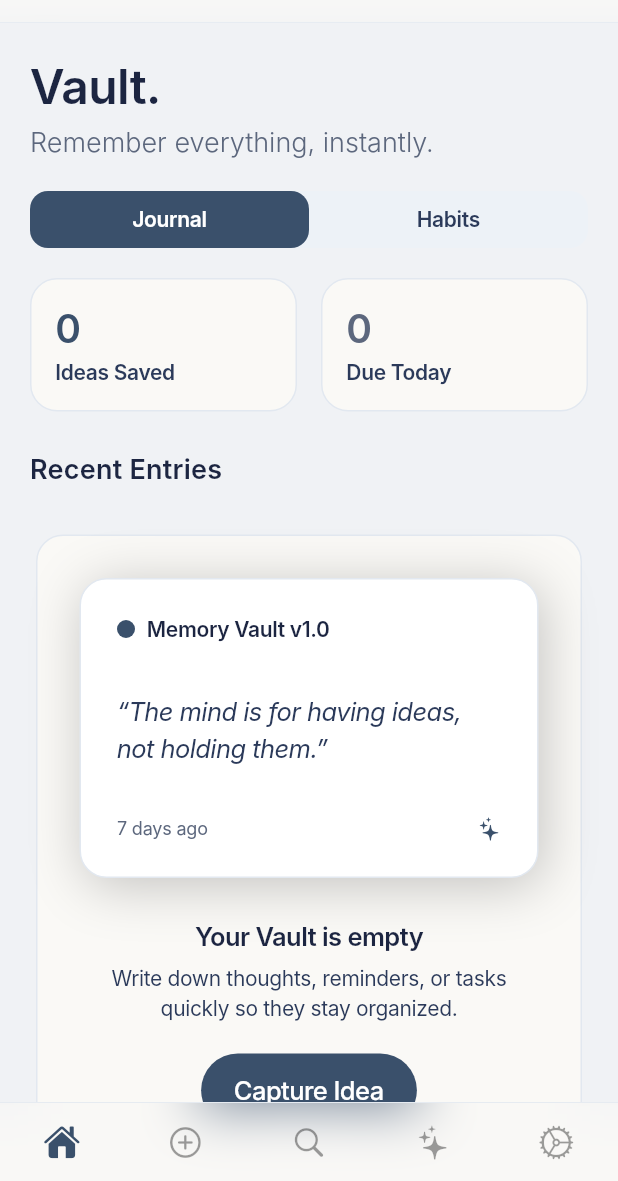
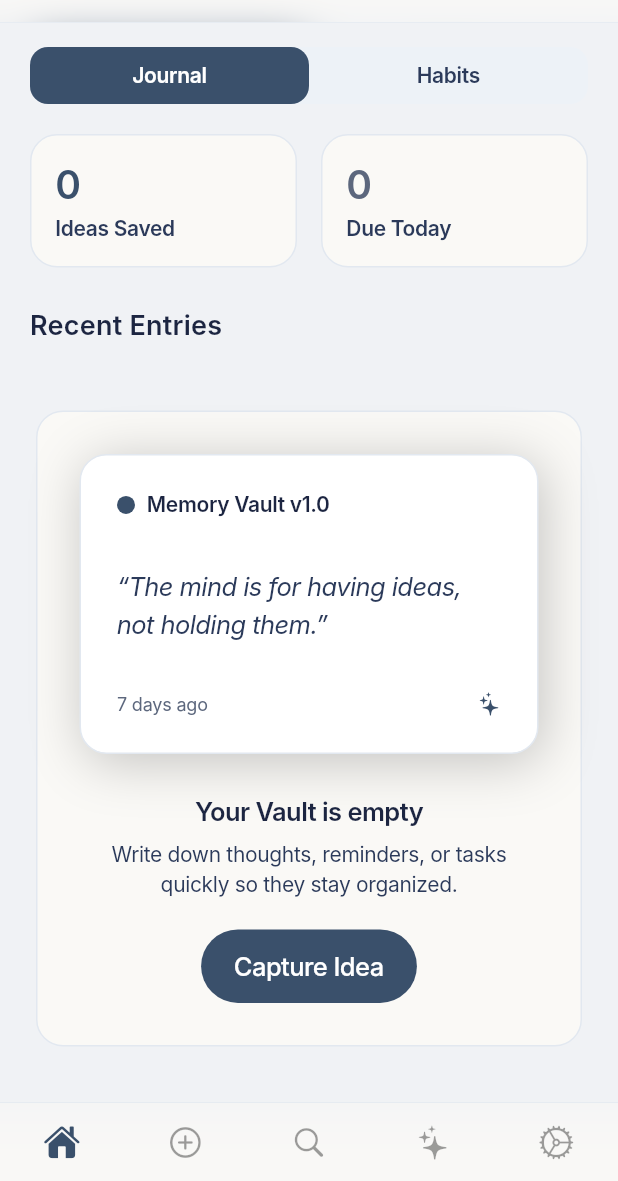
Before and after one commit to Velubby/oiya, a Flutter app: the screen it shows after launch, after a tap on "Journal", on a phone screen of 412 x 824 dp, the part 55-1236 px from its top. Run offline on Flutter 3.47's test engine with Material 3 defaults, Android fonts, the phone set to English and light mode, and no system bars; our stand-ins replace flutter_riverpod, hive, hive_flutter; accounts and stored records are empty; Roboto replaces fonts that are missing (Inter).

Commit message:
feat: implement initial UI screens for capture, home, resurface, search, and settings modules

```diff
--- a/lib/src/ui/screens/capture/capture_screen.dart
+++ b/lib/src/ui/screens/capture/capture_screen.dart
@@ -95,11 +95,6 @@ class _CaptureScreenState extends ConsumerState<CaptureScreen> {
           child: Column(
             crossAxisAlignment: CrossAxisAlignment.start,
             children: [
-              Text(
-                'New Memory.',
-                style: OiyaStyles.displayLg(color: isDark ? Colors.white : OiyaStyles.ink),
-              ),
-              const SizedBox(height: 16),
               Container(
                 padding: const EdgeInsets.all(20),
                 decoration: BoxDecoration(
--- a/lib/src/ui/screens/home/home_screen.dart
+++ b/lib/src/ui/screens/home/home_screen.dart
@@ -165,37 +165,10 @@ class _HomeScreenState extends ConsumerState<HomeScreen> {
       body: CustomScrollView(
         physics: const AlwaysScrollableScrollPhysics(),
         slivers: [
-          // Header title and subtitle
-          SliverToBoxAdapter(
-            child: Padding(
-              padding: const EdgeInsets.fromLTRB(20, 24, 20, 10),
-              child: Column(
-                crossAxisAlignment: CrossAxisAlignment.start,
-                children: [
-                  Text(
-                    _homeTab == 0 ? 'Vault.' : 'Habits.',
-                    style: OiyaStyles.displayLg(
-                      color: isDark ? Colors.white : OiyaStyles.ink,
-                    ),
-                  ),
-                  const SizedBox(height: 6),
-                  Text(
-                    _homeTab == 0
-                        ? 'Remember everything, instantly.'
-                        : 'Daily routines and exam study plans.',
-                    style: OiyaStyles.leadAiry(
-                      color: isDark ? OiyaStyles.bodyMuted : OiyaStyles.inkMuted48,
-                    ),
-                  ),
-                ],
-              ),
-            ),
-          ),
-
           // Sliding Segment Toggle
           SliverToBoxAdapter(
             child: Container(
-              margin: const EdgeInsets.symmetric(horizontal: 20, vertical: 10),
+              margin: const EdgeInsets.fromLTRB(20, 16, 20, 10),
               decoration: BoxDecoration(
                 color: isDark ? OiyaStyles.surfaceTile3 : OiyaStyles.surfacePearl,
                 borderRadius: BorderRadius.circular(12),
--- a/lib/src/ui/screens/resurface/resurface_screen.dart
+++ b/lib/src/ui/screens/resurface/resurface_screen.dart
@@ -31,25 +31,7 @@ class ResurfaceScreen extends ConsumerWidget {
       body: SafeArea(
         child: CustomScrollView(
           slivers: [
-            SliverToBoxAdapter(
-              child: Padding(
-                padding: const EdgeInsets.all(20),
-                child: Column(
-                  crossAxisAlignment: CrossAxisAlignment.start,
-                  children: [
-                    Text(
-                      'Resurface.',
-                      style: OiyaStyles.displayLg(color: isDark ? Colors.white : OiyaStyles.ink),
-                    ),
-                    const SizedBox(height: 6),
-                    Text(
-                      'Ideas automatically surface at 7, 14, and 30-day intervals so they are never forgotten.',
-                      style: OiyaStyles.leadAiry(color: isDark ? OiyaStyles.bodyMuted : OiyaStyles.inkMuted48),
-                    ),
-                  ],
-                ),
-              ),
-            ),
+
             if (resurfaced.isEmpty)
               SliverFillRemaining(
                 hasScrollBody: false,
@@ -87,7 +69,7 @@ class ResurfaceScreen extends ConsumerWidget {
               )
             else if (crossAxisCount == 1)
               SliverPadding(
-                padding: const EdgeInsets.symmetric(horizontal: 20),
+                padding: const EdgeInsets.fromLTRB(20, 16, 20, 0),
                 sliver: SliverList(
                   delegate: SliverChildBuilderDelegate(
                     (context, index) {
@@ -127,7 +109,7 @@ class ResurfaceScreen extends ConsumerWidget {
               )
             else
               SliverPadding(
-                padding: const EdgeInsets.symmetric(horizontal: 20),
+                padding: const EdgeInsets.fromLTRB(20, 16, 20, 0),
                 sliver: SliverGrid(
                   gridDelegate: const SliverGridDelegateWithFixedCrossAxisCount(
                     crossAxisCount: 2,
--- a/lib/src/ui/screens/search/search_screen.dart
+++ b/lib/src/ui/screens/search/search_screen.dart
@@ -64,11 +64,6 @@ class _SearchScreenState extends ConsumerState<SearchScreen> {
                 child: Column(
                   crossAxisAlignment: CrossAxisAlignment.start,
                   children: [
-                    Text(
-                      'Search.',
-                      style: OiyaStyles.displayLg(color: isDark ? Colors.white : OiyaStyles.ink),
-                    ),
-                    const SizedBox(height: 16),
                     TextField(
                       controller: _controller,
                       onChanged: (value) =>
--- a/lib/src/ui/screens/settings/settings_screen.dart
+++ b/lib/src/ui/screens/settings/settings_screen.dart
@@ -28,12 +28,6 @@ class SettingsScreen extends ConsumerWidget {
           child: Column(
             crossAxisAlignment: CrossAxisAlignment.start,
             children: [
-              Text(
-                'Settings.',
-                style: OiyaStyles.displayLg(color: isDark ? Colors.white : OiyaStyles.ink),
-              ),
-              const SizedBox(height: 20),
-
               _SettingsGroup(
                 title: 'Appearance',
                 children: [
```
